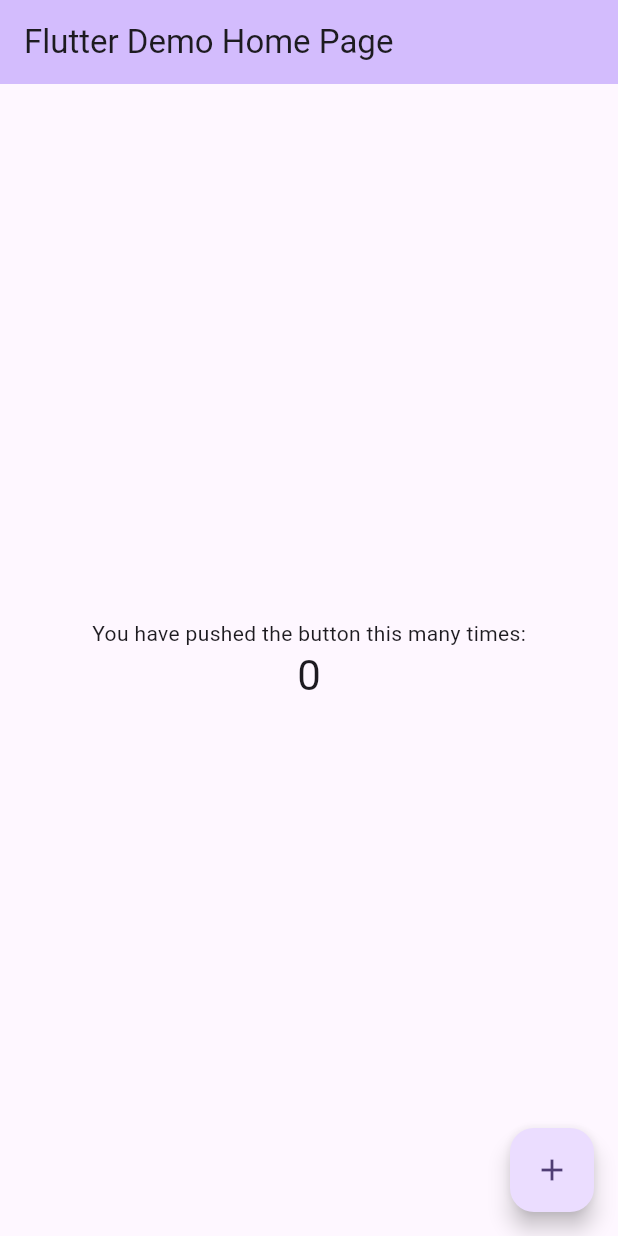
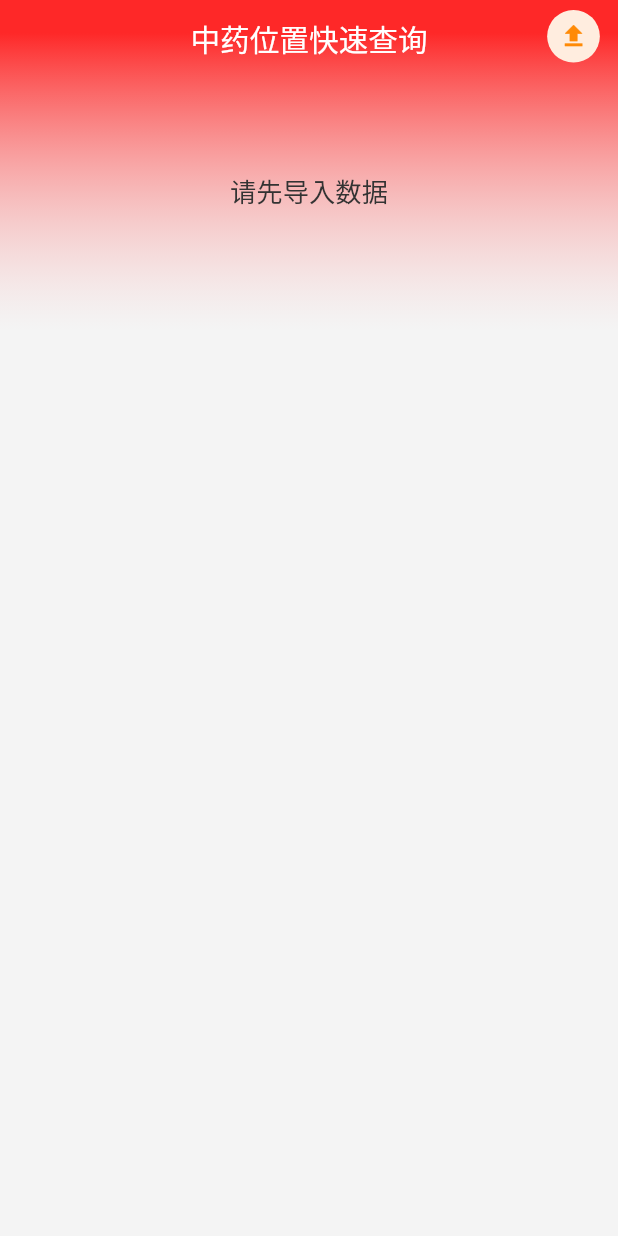
Before and after one commit to ztz2/medicine_cabinet, a Flutter app: the screen it shows after launch, on a phone screen of 412 x 824 dp. Run offline on Flutter 3.47's test engine with Material 3 defaults, Android fonts, the light colour scheme and no system bars; our stand-ins replace file_picker, shared_preferences; missing offline and left inert: excel, pinyin.

Commit message:
Initial commit

```diff
--- a/lib/main.dart
+++ b/lib/main.dart
@@ -1,4 +1,5 @@
 import 'package:flutter/material.dart';
+import 'package:medicine_cabinet/pages/home.dart';
 
 void main() {
   runApp(const MyApp());
@@ -12,6 +13,7 @@
   Widget build(BuildContext context) {
     return MaterialApp(
       title: 'Flutter Demo',
+      debugShowCheckedModeBanner: false,
       theme: ThemeData(
         // This is the theme of your application.
         //
@@ -29,9 +31,19 @@
         // This works for code too, not just values: Most code changes can be
         // tested with just a hot reload.
         colorScheme: ColorScheme.fromSeed(seedColor: Colors.deepPurple),
+        textSelectionTheme: const TextSelectionThemeData(
+          cursorColor: Colors.red, // 将光标颜色设置为红色
+        ),
         useMaterial3: true,
+        // textTheme: const TextTheme(
+        //   bodyText1: TextStyle(fontSize: 18.0), // 配置默认字体大小
+        //   bodyText2: TextStyle(fontSize: 16.0), // 配置次要文本的默认字体大小
+        //   headline1: TextStyle(fontSize: 32.0, fontWeight: FontWeight.bold),
+        //   headline2: TextStyle(fontSize: 24.0, fontWeight: FontWeight.bold),
+        // )
       ),
-      home: const MyHomePage(title: 'Flutter Demo Home Page'),
+      // home: const MyHomePage(title: 'Flutter Demo Home Page'),
+      home: const HomePage()
     );
   }
 }
--- /dev/null
+++ b/lib/pages/home.dart
@@ -0,0 +1,360 @@
+import 'dart:async';
+import 'dart:convert';
+import 'dart:io';
+import 'dart:math';
+import 'package:excel/excel.dart';
+import 'package:pinyin/pinyin.dart';
+import 'package:file_picker/file_picker.dart';
+import 'package:flutter/material.dart';
+import 'package:medicine_cabinet/util/color_util.dart';
+import 'package:medicine_cabinet/util/hexto_color.dart';
+import 'package:medicine_cabinet/util/screen_helper.dart';
+import 'package:medicine_cabinet/widgets/box.dart';
+import 'package:medicine_cabinet/widgets/gradient_icon.dart';
+import 'package:medicine_cabinet/widgets/input.dart';
+import 'package:shared_preferences/shared_preferences.dart';
+
+class MedicineArea {
+  String name = '';
+  List<Medicine> list = [];
+  MedicineArea(this.name);
+  MedicineArea.formJSON(Map<String, dynamic> json) {
+    name = json['name'];
+    json['list'].forEach((item) {
+      list.add(Medicine.formJSON(item));
+    });
+  }
+  toJSON() {
+    return {
+      '"name"': '"${name}"',
+      '"list"': list.map((item) => item.toJSON()).toList()
+    };
+  }
+}
+
+class Medicine {
+  String name = '';
+  String location = '';
+  Medicine(this.name, this.location);
+  Medicine.formJSON(Map<String, dynamic> json) {
+    name = json['name'];
+    location = json['location'];
+  }
+  toJSON() {
+    return {
+      '"name"': '"${name}"',
+      '"location"': '"${location}"',
+    };
+  }
+}
+
+const MEDICINE_PREFERENCE_KEY = 'MEDICINE_AREA_DATA';
+
+class HomePage extends StatefulWidget {
+  const HomePage({super.key});
+
+  @override
+  State<HomePage> createState() => _HomePageState();
+}
+
+class _HomePageState extends State<HomePage> {
+  Timer? _timer;
+  List<MedicineArea> _medicineAreaList = [];
+
+  Future<void> _pickFile() async {
+    final SharedPreferences prefs = await SharedPreferences.getInstance();
+    FilePickerResult? pickFileResult = await FilePicker.platform.pickFiles(
+      type: FileType.custom,
+      allowedExtensions: ['xlsx', 'xls'],
+    );
+    List<MedicineArea> medicineAreaList = [];
+    if (pickFileResult != null) {
+      File file = File(pickFileResult.files.single.path!);
+      var bytes = file.readAsBytesSync();
+      var excel = Excel.decodeBytes(bytes);
+      var tables = excel.tables;
+
+      for (var tableName in tables.keys) {
+        var table = tables[tableName];
+        var rows = table?.rows;
+        var medicineArea = MedicineArea(tableName);
+        if (rows == null) {
+          continue;
+        }
+        for (var row in rows) {
+          dynamic medicineNameCell = row[0];
+          dynamic medicineLocationCell = row[1];
+          if (medicineNameCell == null || medicineLocationCell == null) {
+            continue;
+          }
+          dynamic medicineName = medicineNameCell?.value.toString();
+          dynamic medicineLocation = medicineLocationCell?.value.toString();
+          var medicine = Medicine(medicineName, medicineLocation);
+          medicineArea.list.add(medicine);
+        }
+
+        medicineAreaList.add(medicineArea);
+      }
+    }
+
+    // 保存数据到本地
+    await prefs.setString(MEDICINE_PREFERENCE_KEY, medicineAreaList.map((item) => item.toJSON()).toList().toString());
+    setState(() {
+      _medicineAreaList = medicineAreaList;
+    });
+  }
+
+  _initData() async{
+    List<MedicineArea> medicineAreaList = [];
+    try{
+      final SharedPreferences prefs = await SharedPreferences.getInstance();
+      var str = prefs.getString(MEDICINE_PREFERENCE_KEY);
+      if (str != null) {
+        dynamic list = jsonDecode(str);
+        list?.forEach((item){
+          medicineAreaList.add(MedicineArea.formJSON(item));
+        });
+      }
+    }catch(e) {}
+    setState(() {
+      _medicineAreaList = medicineAreaList;
+    });
+  }
+
+  _handleSearch(text) {
+    _timer?.cancel();
+    _timer = Timer(const Duration(milliseconds: 200), () {
+      String originalText = "安逗和黑子逗和";
+      String matchText = "逗和";
+
+      // 测试匹配
+      List<int> matchIndices = matchString(originalText, matchText);
+      print(matchIndices); // 输出：[1, 5]
+    });
+  }
+
+  List<int> matchString(String originalText, String matchText) {
+    List<int> matchIndices = [];
+
+    // 遍历原始文本中的每个字符
+    for (int i = 0; i <= originalText.length - matchText.length; i++) {
+      bool isMatch = true;
+
+      // 检查原始文本中的当前位置开始是否与匹配文本匹配
+      for (int j = 0; j < matchText.length; j++) {
+        if (originalText[i + j] != matchText[j]) {
+          isMatch = false;
+          break;
+        }
+      }
+
+      // 如果匹配，则记录当前位置
+      if (isMatch) {
+        matchIndices.add(i);
+      }
+    }
+
+    return matchIndices;
+  }
+  @override
+  void initState() {
+    super.initState();
+    _initData();
+  }
+  @override
+  Widget build(BuildContext context) {
+    ScreenHelper.init(context);
+
+    EdgeInsets padding = MediaQuery.of(context).padding;
+    double top = padding.top;
+    double bottom = padding.bottom;
+    var hasData = _medicineAreaList.isNotEmpty;
+    // var hasData = false;
+
+    return Stack(
+      children: [
+        // 整体背景
+        Container(color: hexToColor('#f4f4f4')),
+        // 顶部渐变背景
+        Container(
+          height: (200 + top).px,
+          decoration: BoxDecoration(
+            gradient: LinearGradient(
+              colors: [
+                ColorUtil.primaryColor,
+                hexToColor('#f4f4f4', opacity: 0.3)
+              ],
+              stops: const [0.1, 1.0],
+              begin: Alignment.topCenter,
+              end: Alignment.bottomCenter,
+            ),
+          ),
+        ),
+        // 内容主体
+        Container(
+          padding: EdgeInsets.only(top: top),
+          child: Column(
+            crossAxisAlignment: CrossAxisAlignment.start,
+            children: [
+              // 顶部区域
+              Column(
+                children: [
+                  // 标题
+                  Stack(
+                    children: [
+                      Align(
+                        alignment: Alignment.center,
+                        child: Center(
+                          child: Padding(
+                            padding: EdgeInsets.all(10.px),
+                            child: GestureDetector(
+                              onTap: () {
+                                _initData();
+                              },
+                              child: Text("中药位置快速查询", style: TextStyle(color: Colors.white, fontSize: 18.px, decoration: TextDecoration.none, fontWeight: FontWeight.w400)),
+                            ),
+                          )
+                        ),
+                      ),
+                      Align(
+                        alignment: Alignment.centerRight,
+                        child: Container(
+                          margin: EdgeInsets.fromLTRB(0, 6.px, 11.px, 0),
+                          child: GestureDetector(
+                            onTap: () {
+                              _pickFile();
+                            },
+                            child: Box(
+                              width: 32.px,
+                              height: 32.px,
+                              backgroundColor: hexToColor("#ffeddf"),
+                              borderRadius: BorderRadius.circular(20),
+                              child: GradientIcon(
+                                Icons.file_upload,
+                                size: 18.px,
+                                gradient: LinearGradient(
+                                  colors: [
+                                    hexToColor("#ff8a06"),
+                                    hexToColor("#fc5201"),
+                                  ],
+                                  stops: const [0.7, 1.0], // 蓝色占比70%，绿色占比30%
+                                )
+                              ),
+                            ),
+                          ),
+                        )
+                      )
+                    ],
+                  ),
+                  hasData ?
+                  // 搜索
+                  Container(
+                    width: double.infinity,
+                    margin: EdgeInsets.only(top: 4.px),
+                    child: Container(
+                      padding: EdgeInsets.fromLTRB(13.px, 0.px, 13.px, 0.px),
+                      child: PhysicalModel(
+                        color: Colors.white,
+                        borderRadius: BorderRadius.circular(30.px),
+                        clipBehavior: Clip.antiAlias,
+                        child: Input(
+                          hintText: "搜索",
+                          height: 40.px,
+                          padding: EdgeInsets.fromLTRB(18.px, 0, 20.px, 0),
+                          onChanged: (text) {
+                            _handleSearch(text);
+                          },
+                        ),
+                      ),
+                    )
+                  )
+                  : Container(),
+                ],
+              ),
+              Expanded(
+                flex: 1,
+                child: Container(
+                  margin: EdgeInsets.only(top: 18.px),
+                  padding: EdgeInsets.fromLTRB(10.px, 0, 10.px, bottom),
+                  child: hasData ? ListView(
+                    padding: EdgeInsets.zero,
+                    children: [
+                      Container(
+                        padding: const EdgeInsets.only(bottom: 10),
+                        child: Column(
+                          children: _medicineAreaList.asMap().entries.map((medicineAreaEntry) {
+                            var i = medicineAreaEntry.key;
+                            var e = medicineAreaEntry.value;
+                            return Container(
+                              margin: EdgeInsets.only(bottom: i < _medicineAreaList.length - 1 ? 14.px : 0),
+                              child: Column(
+                                crossAxisAlignment: CrossAxisAlignment.start,
+                                children: [
+                                  Container(
+                                    margin: EdgeInsets.fromLTRB(2.px, 0, 0, 4.px),
+                                    child: Text(e.name, style: TextStyle(fontSize: 18, color: hexToColor("#111211"), decoration: TextDecoration.none)),
+                                  ),
+                                  Wrap(
+                                    children: e.list.asMap().entries.map((entry) {
+                                      var index = entry.key;
+                                      var item = entry.value;
+                                      var marginGap = index % 2 == 0 ? EdgeInsets.fromLTRB(0, 6.px, 5.px, 0) : EdgeInsets.fromLTRB(5.px, 6.px, 0, 0);
+                                      return Container(
+                                        margin: marginGap,
+                                        child: PhysicalModel(
+                                          color: Colors.white,
+                                          borderRadius: BorderRadius.circular(10.px),
+                                          clipBehavior: Clip.antiAlias,
+                                          child: Container(
+                                            width: 172.5.px,
+                                            padding: EdgeInsets.fromLTRB(10.px, 10.px, 10.px, 10.px),
+                                            child: Align(
+                                              child: Column(
+                                                children: [
+                                                  Text(item.name, style: TextStyle(fontSize: 12, color: hexToColor("#111211"), decoration: TextDecoration.none, fontWeight: FontWeight.w400)),
+                                                  Container(
+                                                    margin: const EdgeInsets.only(top: 3),
+                                                    child: Text(item.location, style: TextStyle(fontSize: 12, color: hexToColor("#111211"), decoration: TextDecoration.none, fontWeight: FontWeight.w400)),
+                                                  )
+                                                ],
+                                              ),
+                                            ),
+                                          ),
+                                        ),
+                                      );
+                                    }).toList(),
+                                  ),
+                                ],
+                              ),
+                            );
+                          }).toList(),
+                        )
+                      )
+                    ],
+                  ) : Wrap(
+                    children: [
+                      Container(
+                        margin: EdgeInsets.only(top: 40.px),
+                        child: Center(
+                          child: Text(
+                            "请先导入数据",
+                            style: TextStyle(
+                              fontSize: 16.px,
+                              fontWeight: FontWeight.w400,
+                              color: hexToColor("#333333"),
+                              decoration: TextDecoration.none,
+                            ),
+                          ),
+                        ),
+                      )
+                    ]
+                  ),
+                )
+              )
+            ],
+          ),
+        )
+      ],
+    );
+  }
+}
--- /dev/null
+++ b/lib/util/color_util.dart
@@ -0,0 +1,8 @@
+import 'package:medicine_cabinet/util/hexto_color.dart';
+
+class ColorUtil {
+  static final primaryColor = hexToColor("#fe2828");
+  static final primaryFadeColor = hexToColor("##fc625f");
+  static final body1Color = hexToColor("#303133");
+  static final body2Color = hexToColor("#606266");
+}
--- /dev/null
+++ b/lib/util/hexto_color.dart
@@ -0,0 +1,11 @@
+import 'package:flutter/material.dart';
+
+Color hexToColor(String hexString, {double opacity = 1}) {
+  final int alphaValue = (opacity * 255).round();
+  final String alphaHex = alphaValue.toRadixString(16).padLeft(2, '0');
+  String hexColor = hexString;
+  if (hexColor.startsWith("#")) {
+    hexColor = hexString.replaceAll('#', '');
+  }
+  return Color(int.parse('$alphaHex$hexColor', radix: 16));
+}
--- /dev/null
+++ b/lib/util/screen_helper.dart
@@ -0,0 +1,38 @@
+import 'package:flutter/cupertino.dart';
+import 'package:flutter/material.dart';
+
+///扩展int以方便使用
+extension IntFit on int {
+  ///eg: 200.gx
+  double get px {
+    return ScreenHelper.getPx(toDouble());
+  }
+}
+///扩展double以方便使用
+extension DoubleFit on double {
+  ///eg: 200.0. px
+  double get px {
+    return ScreenHelper.getPx(this);
+  }
+}
+
+///屏幕适配工具类，如果UI要求要和UI稿完全-致的还原度时可以使用
+class ScreenHelper {
+  static late MediaQueryData _mediaQueryData;
+  static late double screenWidth;
+  static late double screenHeight;
+  static late double ratio;
+  /// 根据设计稿实际宽度初始化
+  /// baseWidth 设计稿宽度
+  static void init (BuildContext context, {double baseWidth = 375}) {
+    _mediaQueryData = MediaQuery.of(context);
+    screenWidth = _mediaQueryData.size.width;
+    screenHeight = _mediaQueryData.size . height;
+    ratio = screenWidth / baseWidth;
+  }
+  /// 获取设计稿对应的大小
+  /// size是设计稿大小
+  static double getPx(double size) {
+    return ScreenHelper.ratio * size;
+  }
+}
--- /dev/null
+++ b/lib/widgets/box.dart
@@ -0,0 +1,36 @@
+import 'package:flutter/material.dart';
+
+class Box extends StatelessWidget {
+  double? height = 1;
+  double? width = 1;
+  Color? backgroundColor = Colors.transparent;
+  Widget? child;
+  EdgeInsetsGeometry? margin;
+  BorderRadius? borderRadius;
+
+
+  Box({
+    super.key,
+    this.height,
+    this.width,
+    this.margin,
+    this.backgroundColor,
+    this.child,
+    this.borderRadius,
+  });
+
+  @override
+  Widget build(BuildContext context) {
+    return Container(
+      width: width,
+      height: height,
+      margin: margin,
+      child: PhysicalModel(
+        color: backgroundColor ?? Colors.transparent,
+        borderRadius: borderRadius,
+        clipBehavior: Clip.antiAlias,
+        child: child
+      ),
+    );
+  }
+}
--- /dev/null
+++ b/lib/widgets/gradient_icon.dart
@@ -0,0 +1,29 @@
+import 'package:flutter/material.dart';
+
+class GradientIcon extends StatelessWidget {
+  final IconData icon;
+  final double? size;
+  final Gradient gradient;
+
+  const GradientIcon(this.icon, {
+    super.key,
+    this.size,
+    required this.gradient,
+  });
+
+  @override
+  Widget build(BuildContext context) {
+    return ShaderMask(
+      shaderCallback: (bounds) {
+        return gradient.createShader(
+          Rect.fromLTWH(0, 0, bounds.width, bounds.height),
+        );
+      },
+      child: Icon(
+        icon,
+        size: size,
+        color: Colors.white,
+      ),
+    );
+  }
+}
--- a/pubspec.yaml
+++ b/pubspec.yaml
@@ -35,6 +35,10 @@ dependencies:
   # The following adds the Cupertino Icons font to your application.
   # Use with the CupertinoIcons class for iOS style icons.
   cupertino_icons: ^1.0.6
+  pinyin: ^3.3.0
+  file_picker: ^8.0.3
+  excel: ^4.0.3
+  shared_preferences: ^2.2.3
 
 dev_dependencies:
   flutter_test:
```
Also changed, not shown: lib/widgets/input.dart (added, +66 -0 lines), pubspec.lock, 10 other files.
